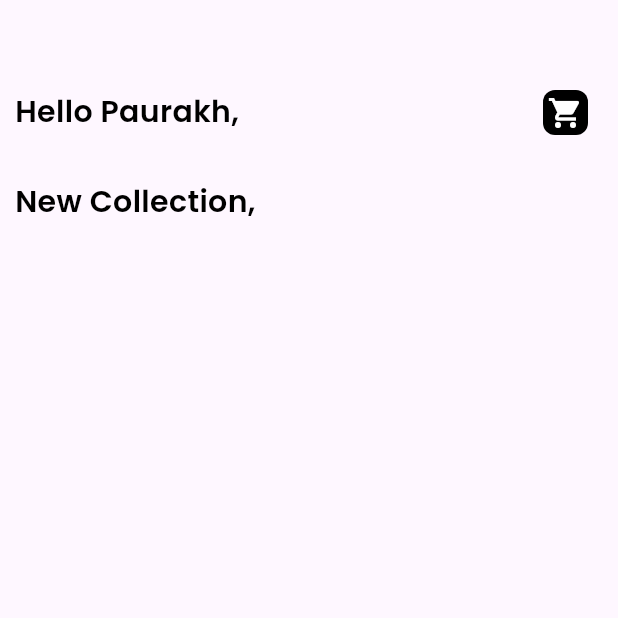
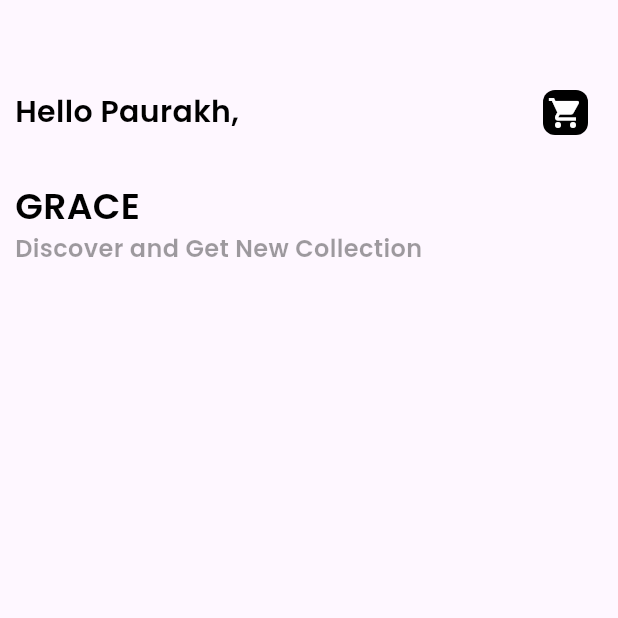
Before and after one commit to devpaurakh/grace, a Flutter app: the screen it shows after launch, on a phone screen of 412 x 824 dp, the top half of it. Run offline on Flutter 3.47's test engine with Material 3 defaults, Android fonts, the phone set to English and light mode, and no system bars.

Commit message:
added text style to new class

```diff
--- a/lib/pages/home.dart
+++ b/lib/pages/home.dart
@@ -36,8 +36,17 @@ class _HomepageState extends State<Homepage> {
                 ),
               ],
             ),
-            const SizedBox(height: 30,),
-             Text("New Collection,", style: AppWidgets.boldTextFieldStytle()),
+            const SizedBox(
+              height: 30,
+            ),
+            Text(
+              "GRACE",
+              style: AppWidgets.headLineStyle(),
+            ),
+            Text(
+              "Discover and Get New Collection",
+              style: AppWidgets.lightTextStyle(),
+            )
           ],
         ),
       ),
--- a/lib/widgets/support_widgets.dart
+++ b/lib/widgets/support_widgets.dart
@@ -1,6 +1,7 @@
 import 'package:flutter/material.dart';
 
 class AppWidgets {
+
   static TextStyle boldTextFieldStytle() {
     return const TextStyle(
         color: Colors.black,
@@ -8,4 +9,24 @@ class AppWidgets {
         fontWeight: FontWeight.bold,
         fontFamily: 'Poppins');
   }
+
+
+  static TextStyle headLineStyle() {
+    return const TextStyle(
+        color: Colors.black,
+        fontSize: 24,
+        fontWeight: FontWeight.bold,
+        fontFamily: 'Poppins');
+  }
+
+
+  static TextStyle lightTextStyle() {
+    return const TextStyle(
+        color: Colors.black38,
+        fontSize: 16,
+        fontWeight: FontWeight.w500,
+        fontFamily: 'Poppins');
+  }
+
+
 }
```
